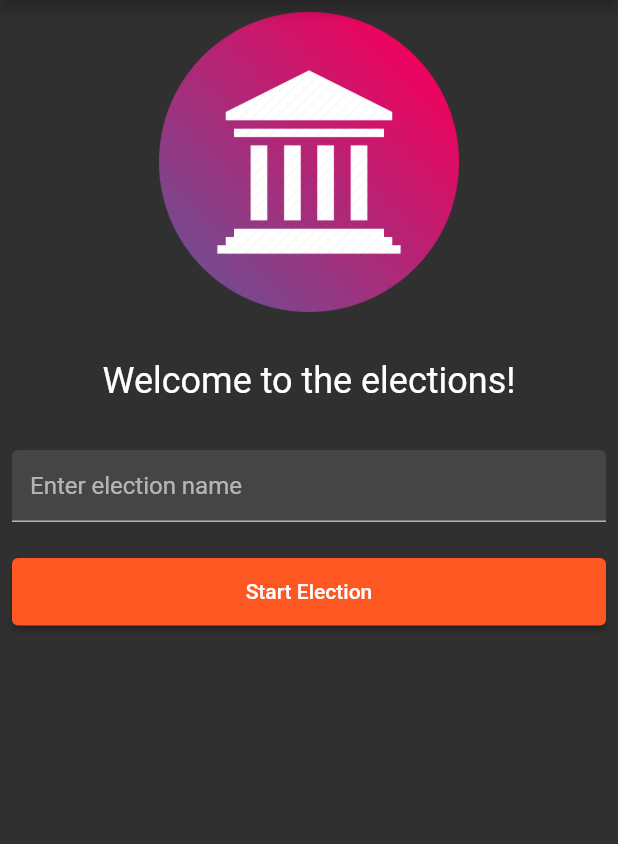
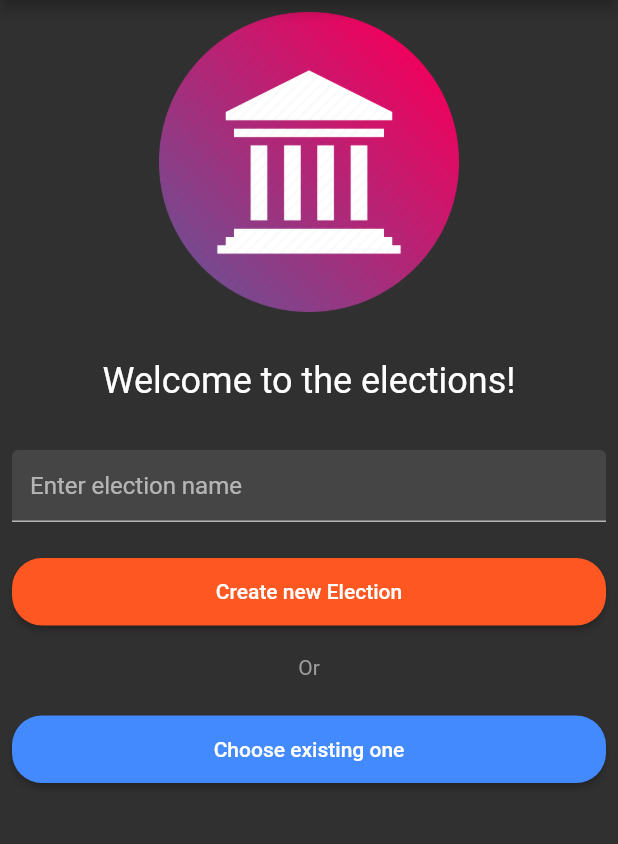
Before and after one commit to diogosequeira94/elections_voting_dapp, a Flutter app: the screen it shows after launch, on a phone screen of 412 x 824 dp, the part 84-928 px from its top. Run offline on Flutter 3.47's test engine with Material 2 defaults, Android fonts, the phone set to English and light mode, and no system bars; our stand-ins replace bloc, equatable, flutter_bloc; missing offline and left inert: web3dart; statements that could not run were skipped; project files that could hold a hidden picture were left out.

Commit message:
add rounded shape to button

```diff
--- a/lib/view/home_page.dart
+++ b/lib/view/home_page.dart
@@ -28,7 +28,8 @@ class HomePage extends StatelessWidget {
             Navigator.push(
               context,
               MaterialPageRoute(
-                builder: (context) => ElectionPageWidget(electionName: state.electionName),
+                builder: (context) =>
+                    ElectionPageWidget(electionName: state.electionName),
               ),
             );
             // Navigate to election information page
@@ -56,10 +57,11 @@ class HomePage extends StatelessWidget {
                   ),
                   TextField(
                     controller: controller,
-                    decoration: const InputDecoration(filled: true, hintText: 'Enter election name'),
+                    decoration: const InputDecoration(
+                        filled: true, hintText: 'Enter election name'),
                   ),
                   Padding(
-                    padding: const EdgeInsets.only(top: 24.0),
+                    padding: const EdgeInsets.only(top: 24.0, bottom: 20.0),
                     child: SizedBox(
                       width: double.infinity,
                       height: 45,
@@ -67,16 +69,57 @@ class HomePage extends StatelessWidget {
                         onPressed: () async {
                           if (controller.text.isNotEmpty) {
                             context.read<ElectionBloc>().add(
-                                  StartElectionPressed(electionName: controller.text),
+                                  StartElectionPressed(
+                                      electionName: controller.text),
                                 );
                           }
                         },
+                        style: ButtonStyle(
+                          shape: MaterialStateProperty.all<RoundedRectangleBorder>(
+                            RoundedRectangleBorder(
+                              borderRadius: BorderRadius.circular(20.0),
+                            ),
+                          ),
+                        ),
                         child: state is ElectionStartInProgress
-                            ? const CircularProgressIndicator(color: Colors.white)
-                            : const Text('Start Election'),
+                            ? const CircularProgressIndicator(
+                                color: Colors.white)
+                            : const Text('Create new Election'),
                       ),
                     ),
-                  )
+                  ),
+                  const Align(
+                    alignment: Alignment.center,
+                    child: Text(
+                      'Or',
+                      style: TextStyle(color: Colors.grey),
+                    ),
+                  ),
+                  Padding(
+                    padding: const EdgeInsets.only(top: 24.0, bottom: 20.0),
+                    child: SizedBox(
+                      width: double.infinity,
+                      height: 45,
+                      child: ElevatedButton(
+                        style: ButtonStyle(
+                          backgroundColor:
+                          MaterialStateProperty.all(Colors.blueAccent),
+                          shape: MaterialStateProperty.all<RoundedRectangleBorder>(
+                            RoundedRectangleBorder(
+                              borderRadius: BorderRadius.circular(20.0),
+                            ),
+                          ),
+                        ),
+                        onPressed: () async {
+                          print('Choose election pressed');
+                        },
+                        child: state is ElectionStartInProgress
+                            ? const CircularProgressIndicator(
+                            color: Colors.white)
+                            : const Text('Choose existing one'),
+                      ),
+                    ),
+                  ),
                 ],
               ),
             ),
```
